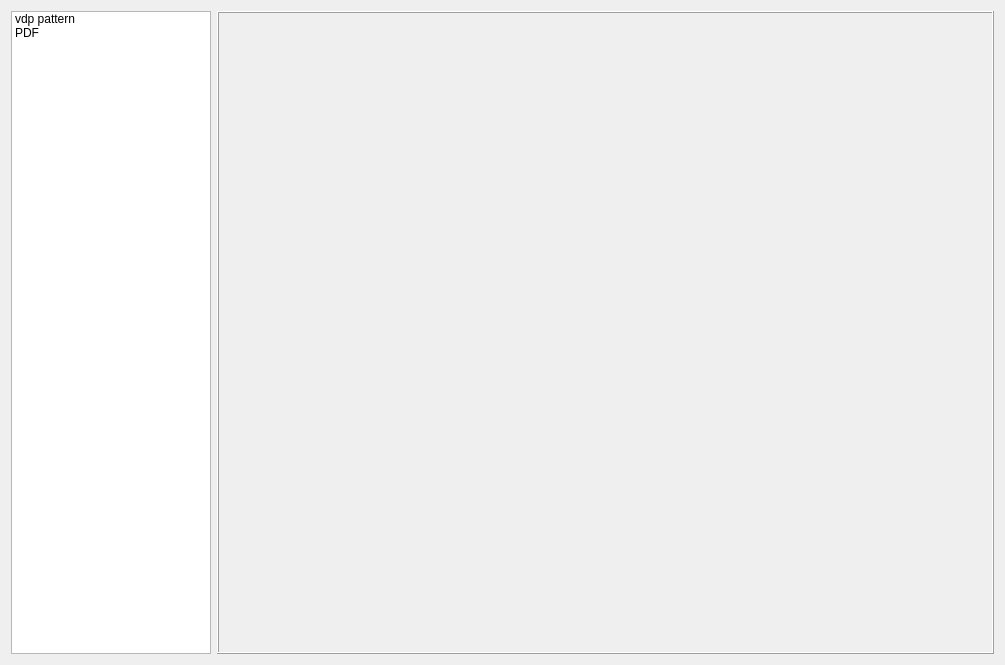
Qt form 02_pattern/pattern/pattern.ui (abctan/qt) before a commit.
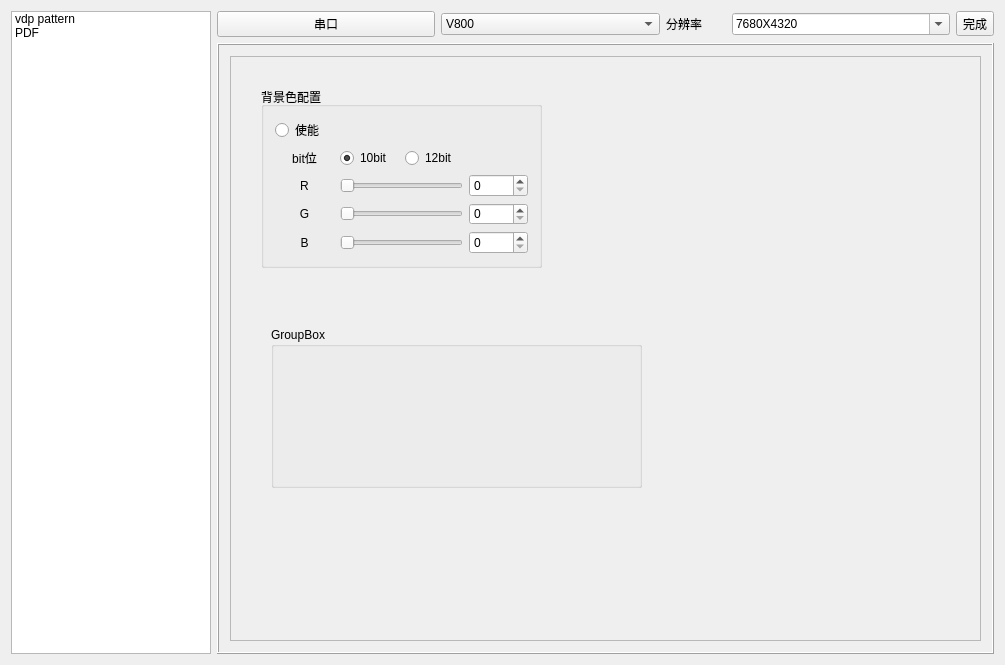
The same form after that commit. Custom widgets are drawn as their Qt base class.

Commit message: add: add SpinSlider class

Diff of the .ui file:
```diff
--- a/02_pattern/pattern/pattern.ui
+++ b/02_pattern/pattern/pattern.ui
@@ -13,7 +13,7 @@
   <property name="windowTitle">
    <string>Pattern</string>
   </property>
-  <layout class="QHBoxLayout" name="horizontalLayout">
+  <layout class="QHBoxLayout" name="horizontalLayout_2">
    <item>
     <widget class="QListWidget" name="listWidget">
      <property name="maximumSize">
@@ -35,29 +35,309 @@
     </widget>
    </item>
    <item>
-    <widget class="QStackedWidget" name="stackedWidget">
-     <property name="minimumSize">
-      <size>
-       <width>0</width>
-       <height>0</height>
-      </size>
-     </property>
-     <property name="frameShape">
-      <enum>QFrame::Box</enum>
-     </property>
-     <property name="frameShadow">
-      <enum>QFrame::Raised</enum>
-     </property>
-     <property name="currentIndex">
-      <number>0</number>
-     </property>
-     <widget class="QWidget" name="page"/>
-     <widget class="QWidget" name="page_2"/>
-    </widget>
+    <layout class="QVBoxLayout" name="verticalLayout_2">
+     <item>
+      <layout class="QHBoxLayout" name="horizontalLayout">
+       <item>
+        <widget class="QPushButton" name="link_serial">
+         <property name="text">
+          <string>串口</string>
+         </property>
+        </widget>
+       </item>
+       <item>
+        <widget class="QComboBox" name="select_chip">
+         <item>
+          <property name="text">
+           <string>V800</string>
+          </property>
+         </item>
+         <item>
+          <property name="text">
+           <string>530</string>
+          </property>
+         </item>
+         <item>
+          <property name="text">
+           <string>550</string>
+          </property>
+         </item>
+        </widget>
+       </item>
+       <item>
+        <widget class="QLabel" name="label_3">
+         <property name="maximumSize">
+          <size>
+           <width>60</width>
+           <height>16777215</height>
+          </size>
+         </property>
+         <property name="text">
+          <string>分辨率</string>
+         </property>
+        </widget>
+       </item>
+       <item>
+        <widget class="QComboBox" name="pixel">
+         <property name="editable">
+          <bool>true</bool>
+         </property>
+         <item>
+          <property name="text">
+           <string>7680X4320</string>
+          </property>
+         </item>
+         <item>
+          <property name="text">
+           <string>3840X2160</string>
+          </property>
+         </item>
+         <item>
+          <property name="text">
+           <string>1920X1080</string>
+          </property>
+         </item>
+         <item>
+          <property name="text">
+           <string>自定义</string>
+          </property>
+         </item>
+        </widget>
+       </item>
+       <item>
+        <widget class="QToolButton" name="tool_ok">
+         <property name="text">
+          <string>完成</string>
+         </property>
+        </widget>
+       </item>
+      </layout>
+     </item>
+     <item>
+      <widget class="QStackedWidget" name="stackedWidget">
+       <property name="minimumSize">
+        <size>
+         <width>0</width>
+         <height>0</height>
+        </size>
+       </property>
+       <property name="frameShape">
+        <enum>QFrame::Box</enum>
+       </property>
+       <property name="frameShadow">
+        <enum>QFrame::Raised</enum>
+       </property>
+       <property name="currentIndex">
+        <number>0</number>
+       </property>
+       <widget class="QWidget" name="page">
+        <layout class="QVBoxLayout" name="verticalLayout">
+         <item>
+          <widget class="QScrollArea" name="scrollArea">
+           <property name="widgetResizable">
+            <bool>true</bool>
+           </property>
+           <widget class="QWidget" name="scrollAreaWidgetContents">
+            <property name="geometry">
+             <rect>
+              <x>0</x>
+              <y>0</y>
+              <width>755</width>
+              <height>590</height>
+             </rect>
+            </property>
+            <widget class="QGroupBox" name="group_bg">
+             <property name="geometry">
+              <rect>
+               <x>30</x>
+               <y>30</y>
+               <width>281</width>
+               <height>181</height>
+              </rect>
+             </property>
+             <property name="title">
+              <string>背景色配置</string>
+             </property>
+             <layout class="QVBoxLayout" name="verticalLayout_3">
+              <item>
+               <widget class="QRadioButton" name="bg_en">
+                <property name="text">
+                 <string>使能</string>
+                </property>
+               </widget>
+              </item>
+              <item>
+               <layout class="QGridLayout" name="gridLayout">
+                <item row="0" column="0">
+                 <widget class="QLabel" name="label_bg_bit">
+                  <property name="text">
+                   <string>bit位</string>
+                  </property>
+                  <property name="alignment">
+                   <set>Qt::AlignCenter</set>
+                  </property>
+                 </widget>
+                </item>
+                <item row="0" column="1">
+                 <widget class="QRadioButton" name="bg_bit10">
+                  <property name="text">
+                   <string>10bit</string>
+                  </property>
+                  <property name="checked">
+                   <bool>true</bool>
+                  </property>
+                 </widget>
+                </item>
+                <item row="0" column="2" colspan="2">
+                 <widget class="QRadioButton" name="bg_bit12">
+                  <property name="text">
+                   <string>12bit</string>
+                  </property>
+                 </widget>
+                </item>
+                <item row="1" column="0">
+                 <widget class="QLabel" name="label_bg_r">
+                  <property name="text">
+                   <string>R</string>
+                  </property>
+                  <property name="alignment">
+                   <set>Qt::AlignCenter</set>
+                  </property>
+                 </widget>
+                </item>
+                <item row="1" column="1" colspan="2">
+                 <widget class="QSlider" name="slider_bg_r">
+                  <property name="maximum">
+                   <number>1023</number>
+                  </property>
+                  <property name="orientation">
+                   <enum>Qt::Horizontal</enum>
+                  </property>
+                 </widget>
+                </item>
+                <item row="1" column="3">
+                 <widget class="QSpinBox" name="spinBox_bg_r">
+                  <property name="maximum">
+                   <number>1023</number>
+                  </property>
+                 </widget>
+                </item>
+                <item row="2" column="0">
+                 <widget class="QLabel" name="label_bg_g">
+                  <property name="text">
+                   <string>G</string>
+                  </property>
+                  <property name="alignment">
+                   <set>Qt::AlignCenter</set>
+                  </property>
+                 </widget>
+                </item>
+                <item row="2" column="1" colspan="2">
+                 <widget class="QSlider" name="slider_bg_g">
+                  <property name="maximum">
+                   <number>1023</number>
+                  </property>
+                  <property name="orientation">
+                   <enum>Qt::Horizontal</enum>
+                  </property>
+                 </widget>
+                </item>
+                <item row="2" column="3">
+                 <widget class="QSpinBox" name="spinBox_bg_g">
+                  <property name="maximum">
+                   <number>1023</number>
+                  </property>
+                 </widget>
+                </item>
+                <item row="3" column="0">
+                 <widget class="QLabel" name="label_bg_b">
+                  <property name="text">
+                   <string>B</string>
+                  </property>
+                  <property name="alignment">
+                   <set>Qt::AlignCenter</set>
+                  </property>
+                 </widget>
+                </item>
+                <item row="3" column="1" colspan="2">
+                 <widget class="QSlider" name="slider_bg_b">
+                  <property name="maximum">
+                   <number>1023</number>
+                  </property>
+                  <property name="orientation">
+                   <enum>Qt::Horizontal</enum>
+                  </property>
+                 </widget>
+                </item>
+                <item row="3" column="3">
+                 <widget class="QSpinBox" name="spinBox_bg_b">
+                  <property name="maximum">
+                   <number>1023</number>
+                  </property>
+                 </widget>
+                </item>
+               </layout>
+              </item>
+             </layout>
+            </widget>
+            <widget class="QGroupBox" name="groupBox">
+             <property name="geometry">
+              <rect>
+               <x>40</x>
+               <y>270</y>
+               <width>371</width>
+               <height>161</height>
+              </rect>
+             </property>
+             <property name="title">
+              <string>GroupBox</string>
+             </property>
+             <widget class="SpinSlider" name="widget" native="true">
+              <property name="geometry">
+               <rect>
+                <x>100</x>
+                <y>50</y>
+                <width>201</width>
+                <height>41</height>
+               </rect>
+              </property>
+             </widget>
+            </widget>
+           </widget>
+          </widget>
+         </item>
+        </layout>
+       </widget>
+       <widget class="QWidget" name="page_2">
+        <widget class="QLabel" name="label_2">
+         <property name="geometry">
+          <rect>
+           <x>290</x>
+           <y>320</y>
+           <width>54</width>
+           <height>12</height>
+          </rect>
+         </property>
+         <property name="text">
+          <string>index2</string>
+         </property>
+        </widget>
+       </widget>
+      </widget>
+     </item>
+    </layout>
    </item>
   </layout>
  </widget>
  <layoutdefault spacing="6" margin="11"/>
+ <customwidgets>
+  <customwidget>
+   <class>SpinSlider</class>
+   <extends>QWidget</extends>
+   <header location="global">spinslider.h</header>
+   <container>1</container>
+  </customwidget>
+ </customwidgets>
  <resources/>
  <connections/>
 </ui>
```
The commit also changes 7 other files.
